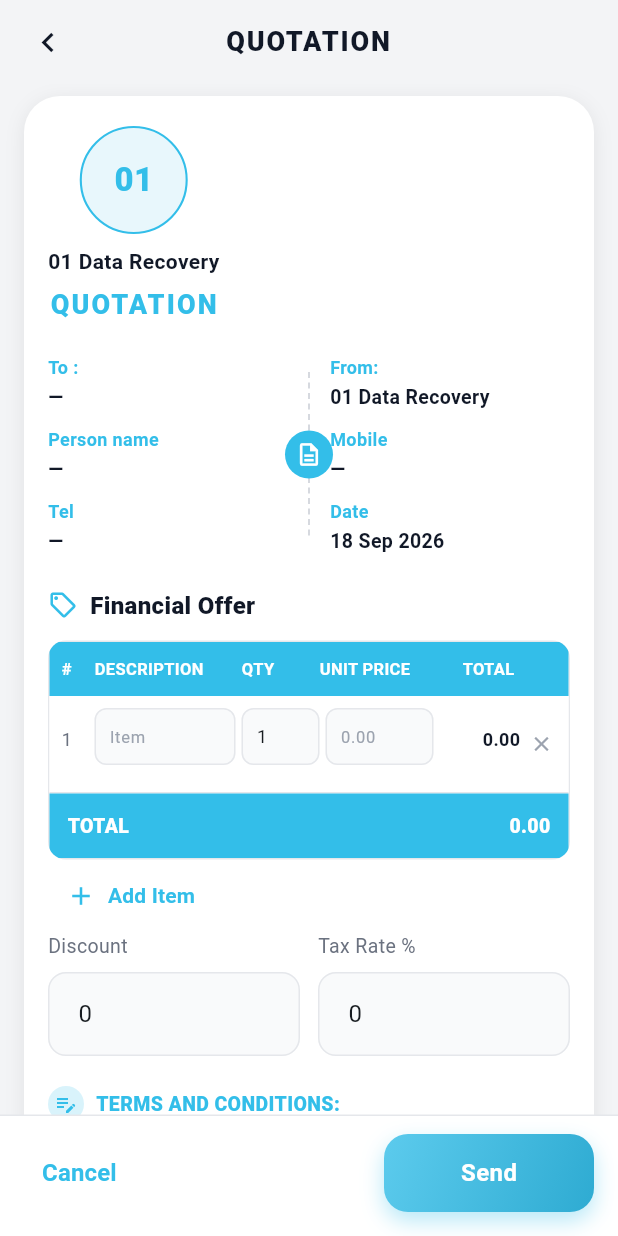
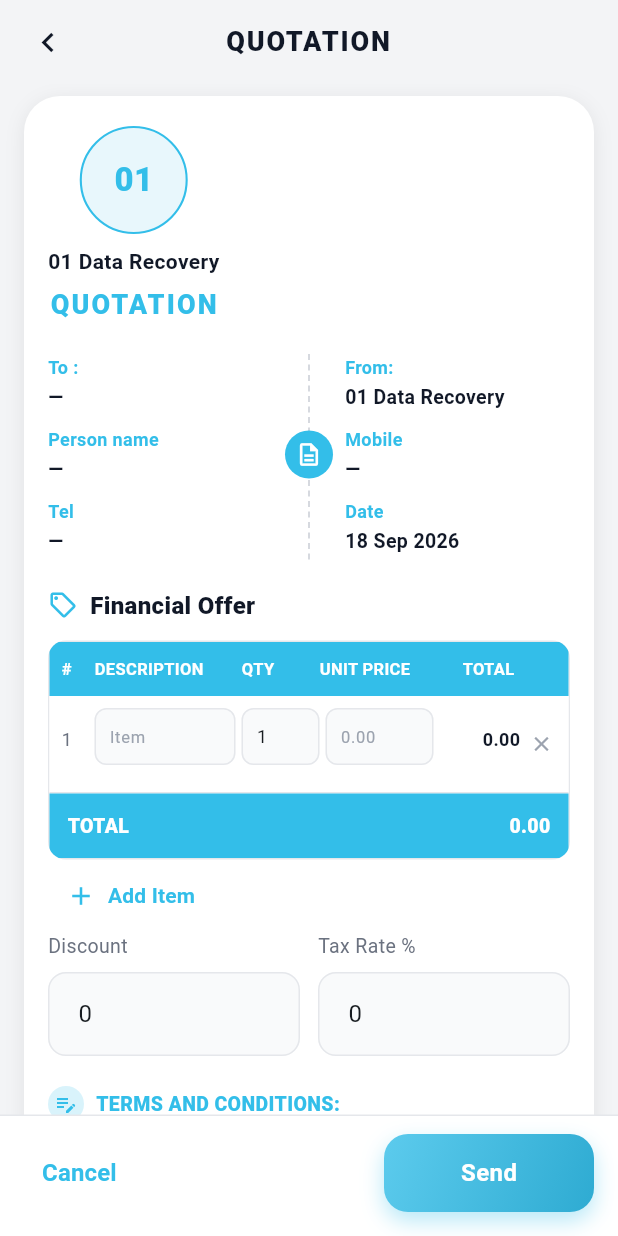
Before and after one commit to sidra221/Data-recovery, a Flutter app: the QuotationScreen screen opened directly with empty values, on a phone screen of 412 x 824 dp. Run offline on Flutter 3.47's test engine with Material 3 defaults, Android fonts, the phone set to English and light mode, and no system bars; our stand-ins replace dio, file_picker, flutter_riverpod, flutter_secure_storage, image_picker, pdf and 4 more; missing offline and left inert: barcode, mobile_scanner; accounts and stored records are empty; network calls fail.

Commit message:
fix: stop reversing arabic in pdfs, share invoice as pdf, align quotation divider and invoice cards

```diff
--- a/data_recovery_app/lib/core/constants.dart
+++ b/data_recovery_app/lib/core/constants.dart
@@ -5,9 +5,11 @@ class AppConstants {
     'API_BASE_URL',
     defaultValue: ApiConfig.apiBaseUrl,
   );
-  /// اسم الشركة على المطبوعات (ستيكر، سند استلام، عرض سعر).
+  /// اسم الشركة على المطبوعات (ملصق، سند استلام، عرض سعر).
+  ///
+  /// إنكليزي بس عن قصد: العلامة معروفة هيك، والترجمة العربية طويلة
+  /// ("مكتب من الصفر إلى الواحد لاسترجاع الملفات") وما حدا بيستعملها.
   static const String companyName = '01 Data Recovery';
-  static const String companyNameArabic = '01 لاستعادة البيانات';
 
   static const String tokenKey = 'auth_token';
   static const String localeKey = 'app_locale';
--- a/data_recovery_app/lib/screens/quotation_screen.dart
+++ b/data_recovery_app/lib/screens/quotation_screen.dart
@@ -383,15 +383,20 @@ class _QuotationScreenState extends ConsumerState<QuotationScreen> {
       'd MMM yyyy',
       Localizations.localeOf(context).languageCode,
     ).format(DateTime.now());
-    return Stack(
+    // الخط الفاصل صار عمود ثالث بنفس الصف بدل ما يكون طبقة فوقه. هيك
+    // بينمركز بين العمودين بالضبط، وعرضه بيضمن مسافة على الجهتين فما
+    // بيلزق بالنص. و IntrinsicHeight بتخلّي طوله يطابق المحتوى تماماً.
+    return IntrinsicHeight(
+      child: Stack(
         alignment: Alignment.center,
         children: [
           Row(
-          crossAxisAlignment: CrossAxisAlignment.start,
+            crossAxisAlignment: CrossAxisAlignment.stretch,
             children: [
               Expanded(
                 child: Column(
                   crossAxisAlignment: CrossAxisAlignment.start,
+                  mainAxisSize: MainAxisSize.min,
                   children: [
                     _MetaLine(label: l.toColon, value: _customerName),
                     const SizedBox(height: 10),
@@ -401,10 +406,14 @@ class _QuotationScreenState extends ConsumerState<QuotationScreen> {
                   ],
                 ),
               ),
-            const SizedBox(width: 28),
+              SizedBox(
+                width: 48,
+                child: CustomPaint(painter: _DashedLinePainter()),
+              ),
               Expanded(
                 child: Column(
                   crossAxisAlignment: CrossAxisAlignment.start,
+                  mainAxisSize: MainAxisSize.min,
                   children: [
                     _MetaLine(label: l.fromColon, value: _companyName),
                     const SizedBox(height: 10),
@@ -416,16 +425,13 @@ class _QuotationScreenState extends ConsumerState<QuotationScreen> {
               ),
             ],
           ),
-        CustomPaint(
-          size: const Size(1, 110),
-          painter: _DashedLinePainter(),
-        ),
           const CircleAvatar(
             radius: 16,
             backgroundColor: _accent,
             child: Icon(Icons.description_outlined, color: Colors.white, size: 18),
           ),
         ],
+      ),
     );
   }
 
--- a/data_recovery_app/lib/screens/widgets/print_documents_sheet.dart
+++ b/data_recovery_app/lib/screens/widgets/print_documents_sheet.dart
@@ -72,7 +72,6 @@ class PrintDocumentsSheet extends StatelessWidget {
                 () => PrintTemplates.sticker(
                   job: job,
                   companyName: AppConstants.companyName,
-                  companyNameArabic: AppConstants.companyNameArabic,
                 ),
               ),
             ),
--- a/data_recovery_app/pubspec.yaml
+++ b/data_recovery_app/pubspec.yaml
@@ -45,7 +45,6 @@ dependencies:
   mobile_scanner: ^6.0.11
   image_picker: ^1.1.2
   file_picker: ^12.0.0
-  share_plus: ^13.0.0
   printing: ^5.14.2
   pdf: ^3.11.3
   # مستعمل مباشرة لباركود الستيكر. جاي أصلاً مع pdf، بس التصريح
```
Also changed, not shown: data_recovery_app/lib/core/pdf_theme.dart (+26 -1 lines), data_recovery_app/lib/core/print_templates.dart (+15 -23 lines), data_recovery_app/lib/screens/invoice_view_screen.dart (+34 -21 lines), data_recovery_app/pubspec.lock, 6 other files. Lines whose indentation alone changed are shown as unchanged.
